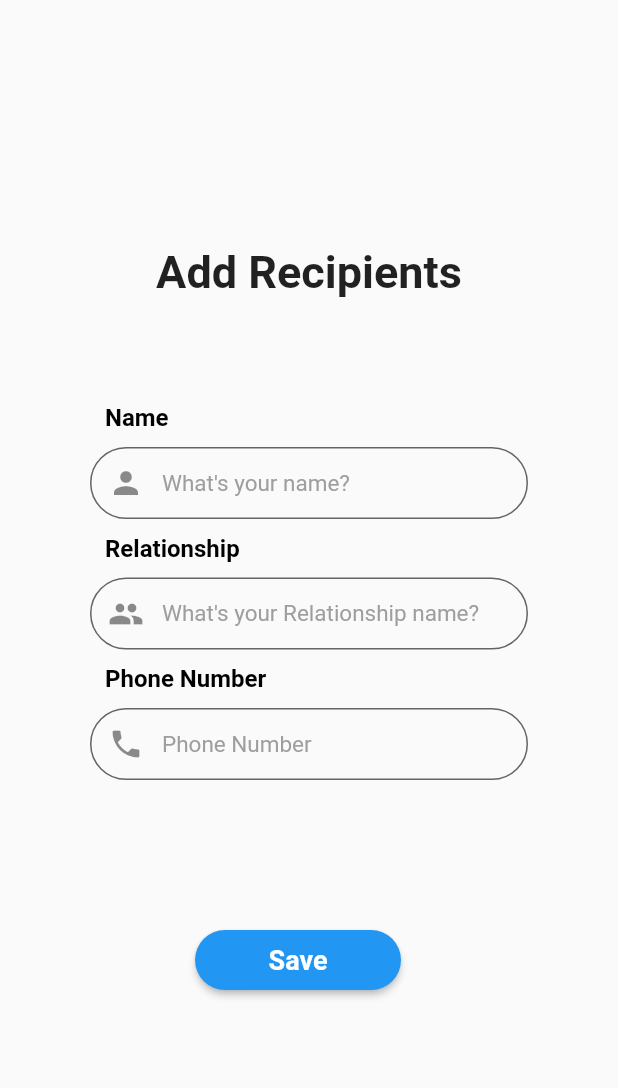
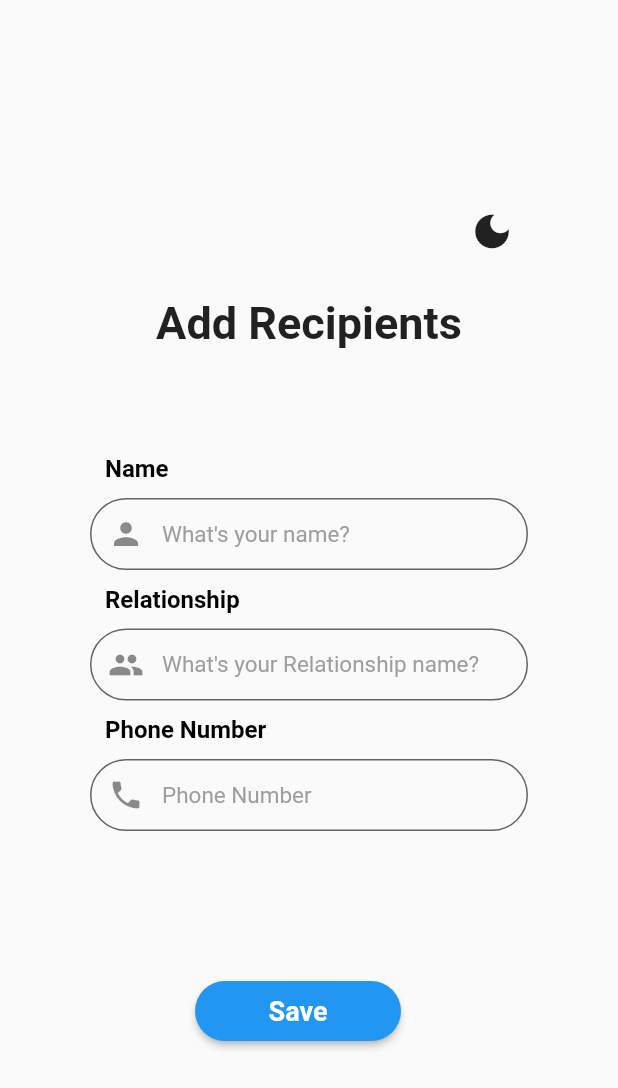
Before and after one commit to Abdulloh-Abdullayev/credit_card, a Flutter app: the screen it shows after launch, after a tap on "Save", on a phone screen of 412 x 824 dp. Shown: the top 1088 px of the screen. Run offline on Flutter 3.47's test engine with Material 2 defaults, Android fonts, the phone set to English and light mode, and no system bars; our stand-ins replace flutter_masked_text2, flutter_slidable, get, hive, hive_flutter; accounts and stored records are empty; network calls fail.

Commit message:
new_getX_update

```diff
--- /dev/null
+++ b/lib/controller/home_controller.dart
@@ -0,0 +1,37 @@
+import 'package:contact/models/card_model.dart';
+import 'package:contact/pages/CardPage.dart';
+import 'package:contact/services/hive_services.dart';
+import 'package:contact/services/http_service.dart';
+import 'package:flutter/material.dart';
+import 'package:flutter_masked_text2/flutter_masked_text2.dart';
+import 'package:get/get.dart';
+
+class HomeController extends GetxController{
+  List<Welcome> list = [];
+
+  TextEditingController nameController = TextEditingController();
+  TextEditingController relativeController = TextEditingController();
+  TextEditingController numberController = MaskedTextController(mask: "00 0000000");
+
+  void apiCreateComment() {
+    String name = nameController.text.trim().toString();
+    String relative = relativeController.text.trim().toString();
+    String number = numberController.text.trim().toString();
+
+
+    Welcome value = Welcome(name: name, relative: relative, number: number, id: "");
+
+    /// Saqlayapti
+    HiveDB().storeUser(value);
+
+    /// Olayapti
+    var user = HiveDB().loadUser();
+
+    Network.POST(Network.API_CARDS, Network.paramsCreate(value)).then((value){
+       // Navigator.pushReplacementNamed(context, CardPage.id);
+      // Get.to(CardPage());
+      Get.offAll(CardPage());
+      update();
+    });
+  }
+}
--- a/lib/main.dart
+++ b/lib/main.dart
@@ -1,6 +1,9 @@
-import 'package:credit_card/pages/CardPage.dart';
-import 'package:credit_card/pages/HomePage.dart';
+import 'package:contact/pages/CardPage.dart';
+import 'package:contact/pages/HomePage.dart';
+import 'package:contact/services/binding.dart';
 import 'package:flutter/material.dart';
+import 'package:get/get.dart';
+import 'package:get/get_navigation/src/root/get_material_app.dart';
 import 'package:hive/hive.dart';
 import 'package:hive_flutter/adapters.dart';
 
@@ -17,17 +20,18 @@ class MyApp extends StatelessWidget {
   // This widget is the root of your application.
   @override
   Widget build(BuildContext context) {
-    return MaterialApp(
+    return GetMaterialApp(
       debugShowCheckedModeBanner: false,
       title: 'Flutter Demo',
       theme: ThemeData(
         primarySwatch: Colors.blue,
       ),
       home: HomePage(),
-      routes: {
-        HomePage.id: (context) => HomePage(),
-        CardPage.id: (context) => CardPage(),
-      },
+      initialBinding: ControllersBinding(),
+      getPages: [
+        GetPage(name: "/HomePage", page: () => const HomePage()),
+        GetPage(name: "/CardPage", page: () => const CardPage()),
+      ],
     );
   }
 }
--- a/lib/pages/HomePage.dart
+++ b/lib/pages/HomePage.dart
@@ -1,9 +1,6 @@
-import 'package:credit_card/models/card_model.dart';
-import 'package:credit_card/pages/CardPage.dart';
-import 'package:credit_card/services/hive_services.dart';
-import 'package:credit_card/services/http_service.dart';
+import 'package:contact/controller/home_controller.dart';
 import 'package:flutter/material.dart';
-import 'package:flutter_masked_text2/flutter_masked_text2.dart';
+import 'package:get/get.dart';
 
 class HomePage extends StatefulWidget {
   const HomePage({Key? key}) : super(key: key);
@@ -15,38 +12,22 @@ class HomePage extends StatefulWidget {
 
 class _HomePageState extends State<HomePage> {
 
-  List<Welcome> list = [];
-
-  TextEditingController nameController = TextEditingController();
-  TextEditingController relativeController = TextEditingController();
-  TextEditingController numberController = MaskedTextController(mask: "00 0000000");
-
-  void apiCreateComment() {
-    String name = nameController.text.trim().toString();
-    String relative = relativeController.text.trim().toString();
-    String number = numberController.text.trim().toString();
-
-
-    Welcome value = Welcome(name: name, relative: relative, number: number, id: "");
-
-    /// Saqlayapti
-    HiveDB().storeUser(value);
-
-    /// Olayapti
-    var user = HiveDB().loadUser();
-
-    Network.POST(Network.API_CARDS, Network.paramsCreate(value)).then((value){
-      setState(() {
-        Navigator.pushReplacementNamed(context, CardPage.id);
-      });
-    });
+@override
+  void dispose() {
+    // TODO: implement dispose
+    super.dispose();
+    Get.find<HomeController>().nameController.clear();
+    Get.find<HomeController>().relativeController.clear();
+    Get.find<HomeController>().numberController.clear();
   }
 
   @override
   Widget build(BuildContext context) {
     return  SafeArea(
       child: Scaffold(
-          body: Center(
+          body: GetBuilder<HomeController>(
+            init: HomeController(),
+            builder: (HomeController controller) => Center(
               child: SingleChildScrollView(
                 child: Container(
                   padding: EdgeInsets.only(left: 60,right: 60),
@@ -54,6 +35,24 @@ class _HomePageState extends State<HomePage> {
                     mainAxisAlignment: MainAxisAlignment.center,
                     crossAxisAlignment: CrossAxisAlignment.start,
                     children: [
+
+                      Container(
+                        alignment: Alignment.centerRight,
+                        child: IconButton(
+                          onPressed: (){
+                            Get.isDarkMode
+                                ? Get.changeTheme(ThemeData.light())
+                                : Get.changeTheme(ThemeData.dark());
+                            Get.snackbar(
+                              "DarkMode",
+                              "Succesfully",
+                            );
+                          },
+                          icon: Icon(Icons.dark_mode,size: 30,),
+                        ),
+                      ),
+
+                      SizedBox(height: 20,),
                       Container(
                         alignment: Alignment.center,
                         child: Text("Add Recipients",style: TextStyle(fontWeight: FontWeight.bold,fontSize: 30),),
@@ -65,7 +64,7 @@ class _HomePageState extends State<HomePage> {
                       ),
                       Container(
                         child: TextField(
-                        controller: nameController,
+                          controller: controller.nameController,
                           style: TextStyle(fontSize: 15),
                           decoration: InputDecoration(
                               prefixIcon: Icon(Icons.person),
@@ -86,7 +85,7 @@ class _HomePageState extends State<HomePage> {
                       ),
                       Container(
                         child: TextField(
-                        controller: relativeController,
+                          controller: controller.relativeController,
                           style: TextStyle(fontSize: 15),
                           decoration: InputDecoration(
                               prefixIcon: Icon(Icons.people),
@@ -107,7 +106,7 @@ class _HomePageState extends State<HomePage> {
                       ),
                       Container(
                         child: TextField(
-                        controller: numberController,
+                          controller: controller.numberController,
                           style: TextStyle(fontSize: 15),
                           decoration: InputDecoration(
                               prefixIcon: Icon(Icons.phone),
@@ -131,7 +130,7 @@ class _HomePageState extends State<HomePage> {
                               borderRadius: BorderRadius.circular(60)
                           ),
                           onPressed: (){
-                          apiCreateComment();
+                            controller.apiCreateComment();
                           },
                           color: Colors.blue,
                           child: Text("Save",style: TextStyle(color: Colors.white, fontWeight: FontWeight.bold,fontSize: 18),),
@@ -141,6 +140,7 @@ class _HomePageState extends State<HomePage> {
                   ),
                 ),
               ),
+            ),
           )
       ),
     );
--- /dev/null
+++ b/lib/services/binding.dart
@@ -0,0 +1,13 @@
+import 'package:contact/controller/card_controller.dart';
+import 'package:contact/controller/home_controller.dart';
+import 'package:get/get.dart';
+
+class ControllersBinding implements Bindings {
+
+  @override
+  void dependencies() {
+    // TODO: implement dependencies
+    Get.put<HomeController>(HomeController());
+    Get.put<CardController>(CardController());
+  }
+}
--- a/lib/services/hive_services.dart
+++ b/lib/services/hive_services.dart
@@ -1,6 +1,6 @@
 
 
-import 'package:credit_card/models/card_model.dart';
+import 'package:contact/models/card_model.dart';
 import 'package:hive/hive.dart';
 
 class HiveDB {
--- a/lib/services/http_service.dart
+++ b/lib/services/http_service.dart
@@ -1,5 +1,5 @@
 import 'dart:convert';
-import 'package:credit_card/models/card_model.dart';
+import 'package:contact/models/card_model.dart';
 import 'package:http/http.dart';
 
 
@@ -20,7 +20,7 @@ class Network {
     return "/contact/contact/$id";
   }
 
-  // Methods
+  /// Methods
 
   // get method
   static Future<String?> GET(String api, Map<String, dynamic> params) async {
@@ -57,6 +57,8 @@ class Network {
     return null;
   }
 
+  /// Params
+
     static Map<String, dynamic> paramsCreate(Welcome value) {
     Map<String, dynamic> map = {
       "name": value.name,
--- a/pubspec.yaml
+++ b/pubspec.yaml
@@ -1,4 +1,4 @@
-name: credit_card
+name: contact
 description: A new Flutter project.
 
 
@@ -23,6 +23,7 @@ dependencies:
   flutter_masked_text2: ^0.9.1
   hive:
   hive_flutter:
+  get: ^4.6.1
 
 dev_dependencies:
   flutter_test:
```
Also changed, not shown: lib/controller/card_controller.dart (added, +36 -0 lines), lib/pages/CardPage.dart (+15 -80 lines), lib/views/item_of_contact.dart (added, +49 -0 lines), pubspec.lock, 1 other file. Lines whose indentation alone changed are shown as unchanged.
